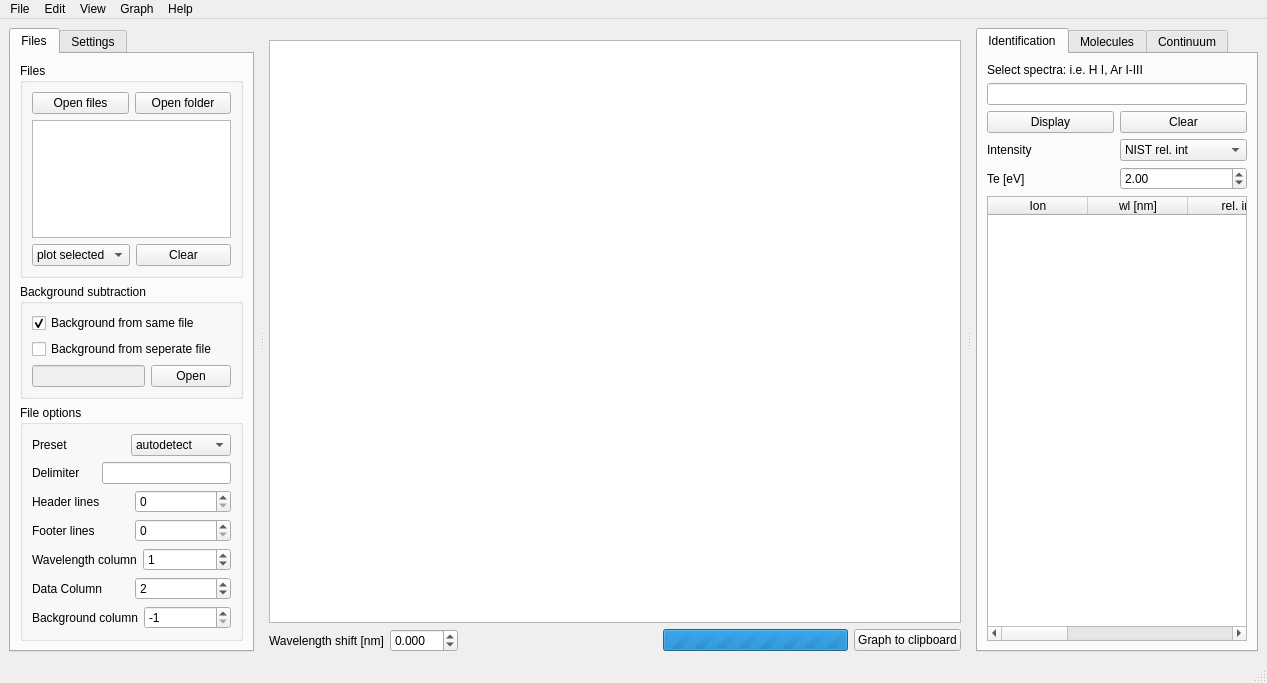
Qt form OES_toolbox/ui/main.ui (Julian-Held/OES-toolbox) before a commit.
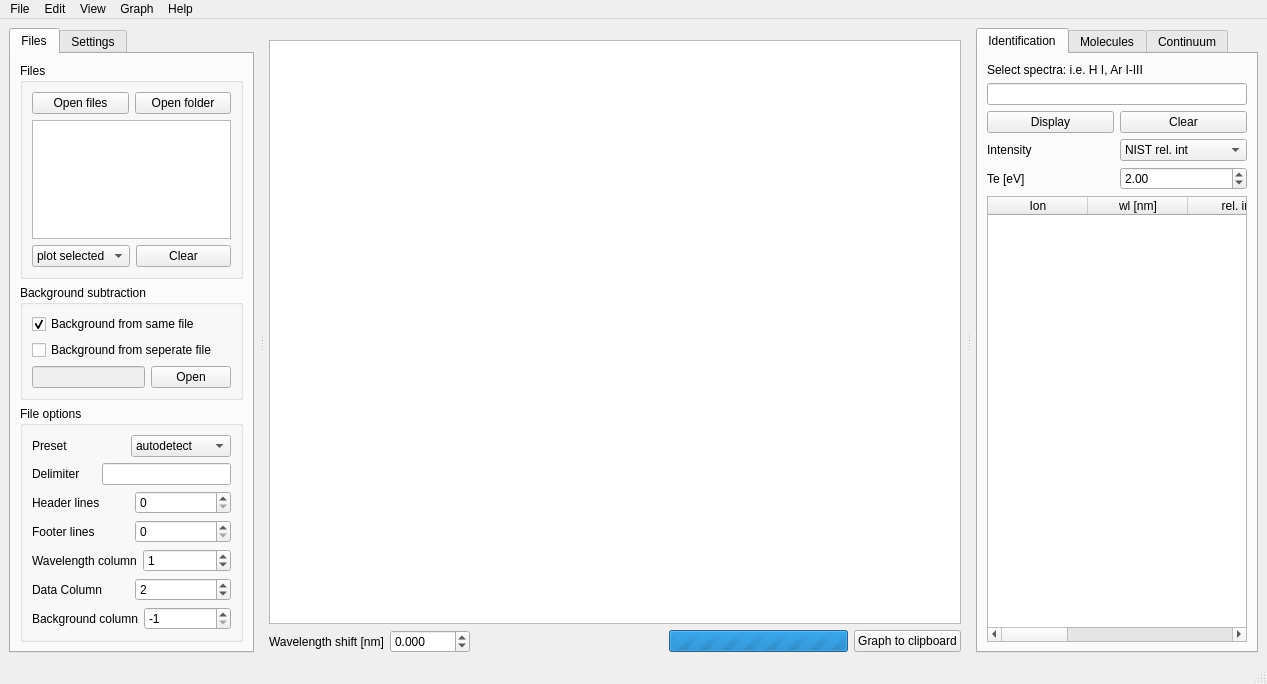
The same form after that commit. Icons and pictures are not drawn. Custom widgets are drawn as their Qt base class.

Commit message: Minor fix for QT's questionable new win 11 style.

The edit to the form file:
```diff
--- a/OES_toolbox/ui/main.ui
+++ b/OES_toolbox/ui/main.ui
@@ -7,7 +7,7 @@
     <x>0</x>
     <y>0</y>
     <width>1267</width>
-    <height>683</height>
+    <height>684</height>
    </rect>
   </property>
   <property name="windowTitle">
@@ -707,6 +707,18 @@
           </item>
           <item>
            <widget class="QDoubleSpinBox" name="wl_shift">
+            <property name="sizePolicy">
+             <sizepolicy hsizetype="Minimum" vsizetype="Minimum">
+              <horstretch>0</horstretch>
+              <verstretch>0</verstretch>
+             </sizepolicy>
+            </property>
+            <property name="minimumSize">
+             <size>
+              <width>80</width>
+              <height>0</height>
+             </size>
+            </property>
             <property name="decimals">
              <number>3</number>
             </property>
```
Left out of the diff: 5 changed lines with no effect on the pictures.
